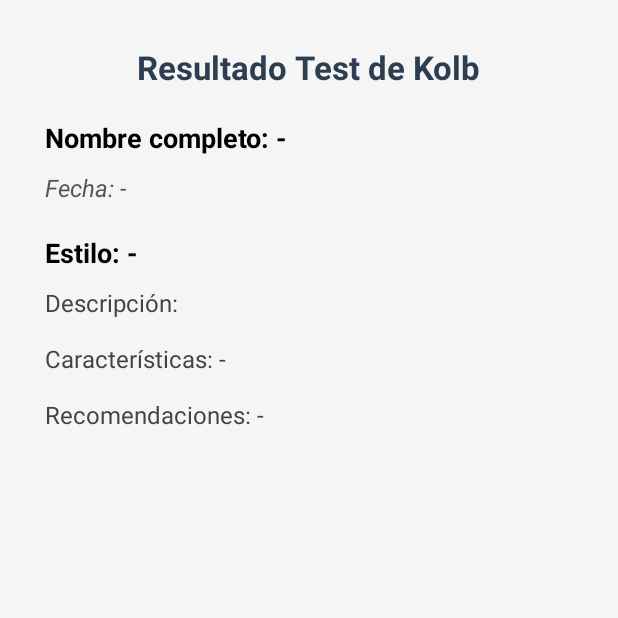
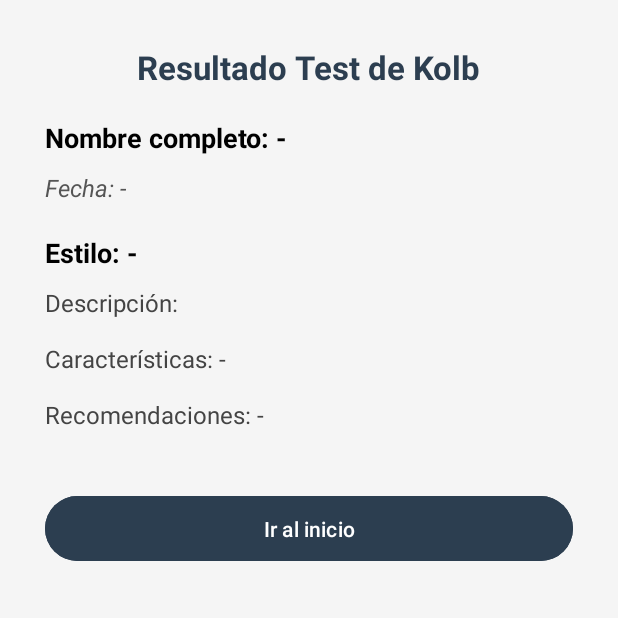
Before and after one commit to PinzaF1/ZAVIRA_MOVIL, an Android app: the ResultActivity screen opened directly, with no data from a screen before it, on a phone screen of 412 x 824 dp, the top half of it. Run offline under Robolectric (Android 15) with nearby library versions, the phone set to English and light mode, and no system bars; network calls fail; 1 statement that could not run was skipped.

Commit message:
Se agregó navegación con ViewBinding, se crearon interfaces Home y Perfil, en Perfil se muestran los datos y estilo de aprendizaje del estudiante. Se mejoró la navegación en Home, se añadió imagen al botón de Perfil y un botón de cerrar sesión.

```diff
--- a/app/build.gradle.kts
+++ b/app/build.gradle.kts
@@ -29,6 +29,10 @@ android {
         sourceCompatibility = JavaVersion.VERSION_11
         targetCompatibility = JavaVersion.VERSION_11
     }
+    //  Activar View Binding
+    buildFeatures {
+        viewBinding = true
+    }
 }
 
 dependencies {
--- a/app/src/main/java/com/example/zavira_movil/ResultActivity.java
+++ b/app/src/main/java/com/example/zavira_movil/ResultActivity.java
@@ -1,12 +1,13 @@
 package com.example.zavira_movil;
 
+import android.content.Intent;
 import android.os.Bundle;
 import android.util.Log;
-import android.widget.TextView;
 import android.widget.Toast;
 
 import androidx.appcompat.app.AppCompatActivity;
 
+import com.example.zavira_movil.databinding.ActivityResultBinding;
 import com.example.zavira_movil.model.KolbResultado;
 import com.example.zavira_movil.remote.ApiService;
 import com.example.zavira_movil.remote.RetrofitClient;
@@ -25,7 +26,7 @@ import retrofit2.Response;
 
 public class ResultActivity extends AppCompatActivity {
 
-    private TextView tvNombreCompleto, tvFecha, tvEstilo, tvCaracteristicas, tvRecomendaciones;
+    private ActivityResultBinding binding;   // View Binding
     private ApiService apiService;
 
     private String limpiarTexto(String s) {
@@ -66,25 +67,35 @@ public class ResultActivity extends AppCompatActivity {
     @Override
     protected void onCreate(Bundle savedInstanceState) {
         super.onCreate(savedInstanceState);
-        setContentView(R.layout.activity_result);
 
-        tvNombreCompleto   = findViewById(R.id.tvNombreCompleto);
-        tvFecha            = findViewById(R.id.tvFecha);
-        tvEstilo           = findViewById(R.id.tvEstilo);
-        tvCaracteristicas  = findViewById(R.id.tvCaracteristicas);
-        tvRecomendaciones  = findViewById(R.id.tvRecomendaciones);
+        // Inflate con View Binding
+        binding = ActivityResultBinding.inflate(getLayoutInflater());
+        setContentView(binding.getRoot());
 
-        String extraNombre        = getIntent().getStringExtra("nombre");
-        String extraFechaIso      = getIntent().getStringExtra("fecha");
-        String extraEstiloDom     = getIntent().getStringExtra("estilo");
-        String extraCaract        = getIntent().getStringExtra("caracteristicas");
-        String extraRecom         = getIntent().getStringExtra("recomendaciones");
+        // Navegación a HomeActivity
+        binding.btnIrHome.setOnClickListener(v -> {
+            Intent i = new Intent(ResultActivity.this, HomeActivity.class);
+            // Limpia el back stack para no volver a esta pantalla
+            i.addFlags(Intent.FLAG_ACTIVITY_CLEAR_TOP | Intent.FLAG_ACTIVITY_NEW_TASK);
+            startActivity(i);
+            finish();
+        });
 
-        tvNombreCompleto.setText("Nombre completo: " + (extraNombre != null && !extraNombre.isEmpty() ? extraNombre : "-"));
-        tvFecha.setText("Fecha: " + formatearFechaFlexible(extraFechaIso));
-        tvEstilo.setText("Estilo: " + (extraEstiloDom != null && !extraEstiloDom.isEmpty() ? extraEstiloDom : "-"));
-        tvCaracteristicas.setText("Características: " + limpiarTexto(extraCaract));
-        tvRecomendaciones.setText("Recomendaciones: " + limpiarTexto(extraRecom));
+        // Lee extras
+        String extraNombre    = getIntent().getStringExtra("nombre");
+        String extraFechaIso  = getIntent().getStringExtra("fecha");
+        String extraEstiloDom = getIntent().getStringExtra("estilo");
+        String extraCaract    = getIntent().getStringExtra("caracteristicas");
+        String extraRecom     = getIntent().getStringExtra("recomendaciones");
+
+        // Pinta UI
+        binding.tvNombreCompleto.setText("Nombre completo: " +
+                (extraNombre != null && !extraNombre.isEmpty() ? extraNombre : "-"));
+        binding.tvFecha.setText("Fecha: " + formatearFechaFlexible(extraFechaIso));
+        binding.tvEstilo.setText("Estilo: " +
+                (extraEstiloDom != null && !extraEstiloDom.isEmpty() ? extraEstiloDom : "-"));
+        binding.tvCaracteristicas.setText("Características: " + limpiarTexto(extraCaract));
+        binding.tvRecomendaciones.setText("Recomendaciones: " + limpiarTexto(extraRecom));
 
         boolean faltaNombre = (extraNombre == null || extraNombre.trim().isEmpty());
         boolean faltaFecha  = (extraFechaIso == null || extraFechaIso.trim().isEmpty());
@@ -107,21 +118,19 @@ public class ResultActivity extends AppCompatActivity {
                                 + " " + ((r.getApellido() != null) ? r.getApellido() : "");
                         nombreCompleto = nombreCompleto.trim();
                         if (nombreCompleto.isEmpty()) nombreCompleto = "-";
-                        tvNombreCompleto.setText("Nombre completo: " + nombreCompleto);
+                        binding.tvNombreCompleto.setText("Nombre completo: " + nombreCompleto);
                     }
                     if (faltaFecha) {
-                        tvFecha.setText("Fecha: " + formatearFechaFlexible(r.getFecha()));
+                        binding.tvFecha.setText("Fecha: " + formatearFechaFlexible(r.getFecha()));
                     }
                     if (extraCaract == null || extraCaract.trim().isEmpty()) {
-                        tvCaracteristicas.setText("Características: " + limpiarTexto(r.getCaracteristicas()));
+                        binding.tvCaracteristicas.setText("Características: " + limpiarTexto(r.getCaracteristicas()));
                     }
                     if (extraRecom == null || extraRecom.trim().isEmpty()) {
-                        tvRecomendaciones.setText("Recomendaciones: " + limpiarTexto(r.getRecomendaciones()));
+                        binding.tvRecomendaciones.setText("Recomendaciones: " + limpiarTexto(r.getRecomendaciones()));
                     }
-
-                    // No sobreescribir el estilo si ya vino por extras
                     if (extraEstiloDom == null || extraEstiloDom.trim().isEmpty()) {
-                        tvEstilo.setText("Estilo: " + (r.getEstilo() != null ? r.getEstilo() : "-"));
+                        binding.tvEstilo.setText("Estilo: " + (r.getEstilo() != null ? r.getEstilo() : "-"));
                     }
                 }
 
--- a/app/src/main/res/layout/activity_result.xml
+++ b/app/src/main/res/layout/activity_result.xml
@@ -86,5 +86,18 @@
             android:textColor="#444444"
             android:paddingBottom="15dp"/>
 
+        <!-- Botón Ir a Inicio -->
+        <com.google.android.material.button.MaterialButton
+            android:id="@+id/btnIrHome"
+            android:layout_width="match_parent"
+            android:layout_height="wrap_content"
+            android:layout_marginTop="24dp"
+            android:text="Ir al inicio"
+            android:textAllCaps="false"
+            android:padding="12dp"
+            android:backgroundTint="#2C3E50"
+            android:textColor="@android:color/white" />
+
+
     </LinearLayout>
 </ScrollView>
```
Also changed, not shown: app/src/main/AndroidManifest.xml (+8 -6 lines), app/src/main/java/com/example/zavira_movil/HomeActivity.java (+8 -76 lines), app/src/main/java/com/example/zavira_movil/ProfileActivity.java (added, +163 -0 lines), app/src/main/res/layout/activity_home.xml (+25 -28 lines), app/src/main/res/layout/activity_profile.xml (added, +107 -0 lines), app/src/main/res/drawable/ic_profile_24.png (added).
